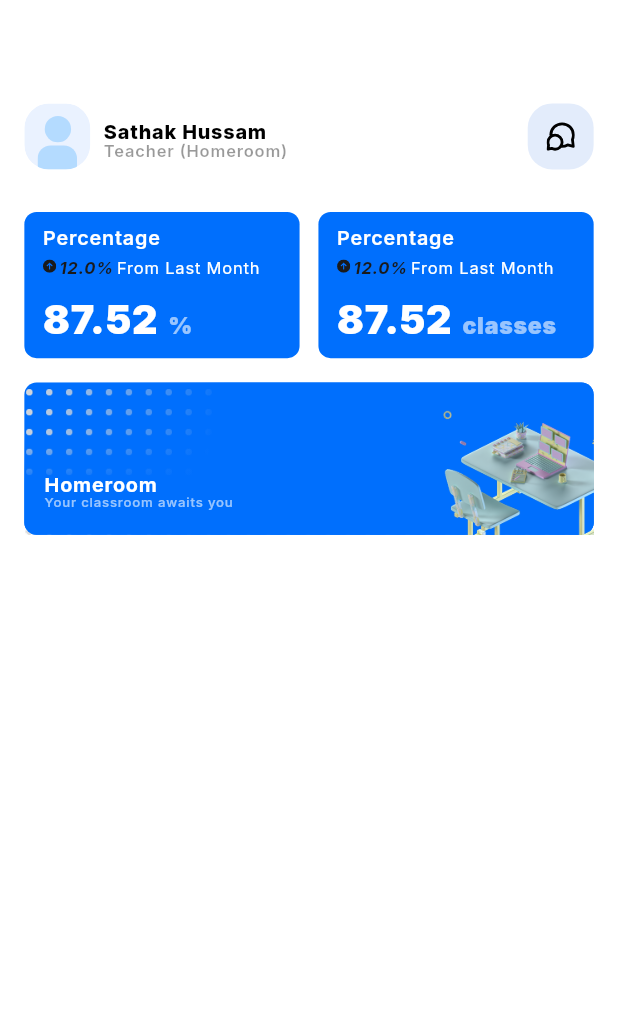
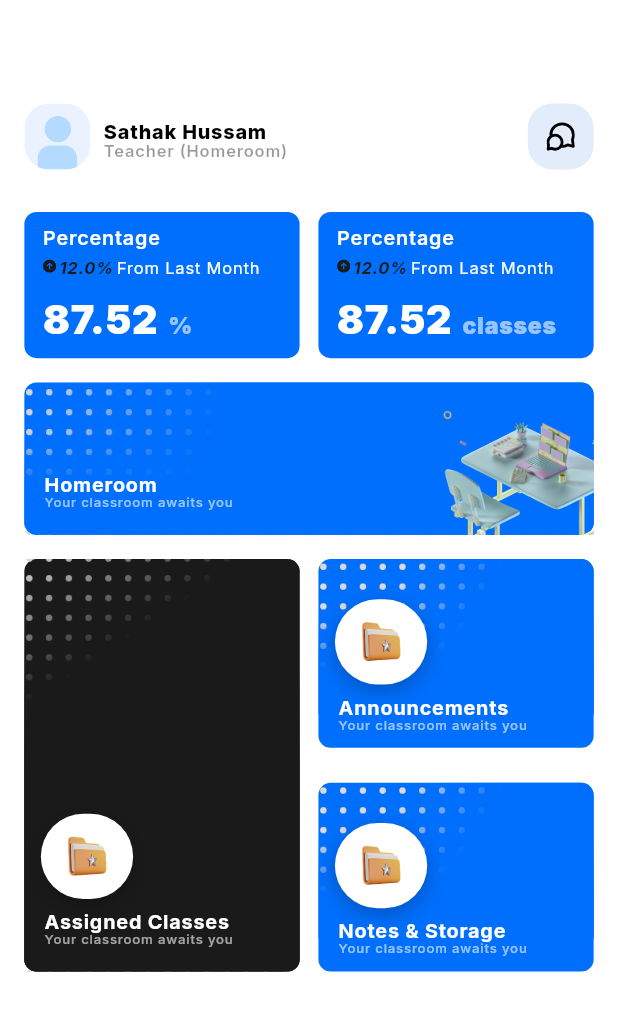
Before and after one commit to dh3eraj/thepilot, a Flutter app: the HomeScreen screen opened by its route, on a phone screen of 412 x 824 dp. Shown: the top 1011 px of the screen. Run offline on Flutter 3.47's test engine with Material 3 defaults, Android fonts, the phone set to English and light mode, and no system bars; our stand-ins replace flutter_screenutil, flutter_svg, go_router, google_fonts.

Commit message:
homescreen done

```diff
--- a/lib/core/constants/images.dart
+++ b/lib/core/constants/images.dart
@@ -1,6 +1,7 @@
 class Images {
   static const String _baseUrl = 'assets/images';
   static const String workspace = '$_baseUrl/workspace.png';
-    static const String dots = '$_baseUrl/dots.png';
-
+  static const String dots = '$_baseUrl/dots.png';
+  static const String dotsVertical = '$_baseUrl/dots-vertical.png';
+  static const String folder = '$_baseUrl/folder.png';
 }
--- a/lib/features/home/presentation/pages/home_screen.dart
+++ b/lib/features/home/presentation/pages/home_screen.dart
@@ -1,10 +1,11 @@
 import 'package:flutter/material.dart';
-import 'package:flutter/rendering.dart';
 import 'package:flutter_screenutil/flutter_screenutil.dart';
 import 'package:google_fonts/google_fonts.dart';
 import 'package:thepilot/core/constants/images.dart';
 import 'package:thepilot/core/constants/svgs.dart';
 import 'package:thepilot/core/widgets/custom_image.dart';
+import 'package:thepilot/features/home/presentation/widgets/announcement_card.dart';
+import 'package:thepilot/features/home/presentation/widgets/homeroom_card.dart';
 import 'package:thepilot/features/home/presentation/widgets/percentage_card.dart';
 
 class HomeScreen extends StatelessWidget {
@@ -111,71 +112,102 @@ class HomeScreen extends StatelessWidget {
                   ],
                 ),
                 16.verticalSpace,
+                HomeroomCard(),
+                16.verticalSpace,
+                IntrinsicHeight(
+                  child: Row(
+                    mainAxisAlignment: MainAxisAlignment.spaceBetween,
+                    crossAxisAlignment: CrossAxisAlignment.start,
+                    mainAxisSize: MainAxisSize.max,
+                    children: [
                       Container(
-                  width: 1.sw,
-                  height: 100.h,
-                  alignment: Alignment.bottomCenter,
+                        width: 167.w,
+                        height: 271.h,
                         decoration: BoxDecoration(
-                    color: Color(0xFF006FFD),
+                          color: Color(0xFF1A1A1A),
                           borderRadius: BorderRadius.circular(8).r,
                         ),
                         child: Stack(
                           children: [
                             CustomImage(
-                        Images.dots,
-                        width: 100.sw,
-                        fit: BoxFit.fitWidth,
+                              Images.dotsVertical,
+                              width: 167.w,
+                              height: 271.h,
+                              fit: BoxFit.cover,
                             ),
                             Container(
-                        width: 1.sw,
-                        height: 100.w,
+                              width: 167.w,
+                              height: 271.h,
                               decoration: BoxDecoration(
                                 borderRadius: BorderRadius.circular(8).r,
                                 gradient: LinearGradient(
                                   begin: FractionalOffset.topLeft,
                                   end: FractionalOffset.bottomRight,
                                   colors: [
-                              Color(0xFF006FFD).withValues(alpha: 0.0),
-                              Color(0xFF006FFD),
-                              Color(0xFF006FFD),
-                              Color(0xFF006FFD),
+                                    Color(0xFF1A1A1A).withValues(alpha: 0.0),
+                                    Color(0xFF1A1A1A),
+                                    Color(0xFF1A1A1A),
+                                    Color(0xFF1A1A1A),
+                                    Color(0xFF1A1A1A),
                                   ],
                                 ),
                               ),
                             ),
                             Container(
-                        width: 1.sw,
-                        height: 100.w,
+                              width: 167.w,
+                              height: 271.h,
                               decoration: BoxDecoration(
                                 borderRadius: BorderRadius.circular(8).r,
                                 gradient: LinearGradient(
                                   begin: FractionalOffset.topCenter,
                                   end: FractionalOffset.bottomCenter,
                                   colors: [
-                              Color(0xFF006FFD).withValues(alpha: 0.0),
-                              Color(0xFF006FFD).withValues(alpha: 0.0),
-                              Color(0xFF006FFD),
-                              Color(0xFF006FFD),
+                                    Color(0xFF1A1A1A).withValues(alpha: 0.0),
+                                    Color(0xFF1A1A1A).withValues(alpha: 0.0),
+                                    Color(0xFF1A1A1A),
+                                    Color(0xFF1A1A1A),
+                                    Color(0xFF1A1A1A),
                                   ],
                                 ),
                               ),
                             ),
-                      Align(
-                        alignment: Alignment.bottomCenter,
-                        child: Row(
-                          mainAxisAlignment: MainAxisAlignment.spaceBetween,
-                          crossAxisAlignment: CrossAxisAlignment.end,
+                            Column(
+                              mainAxisAlignment: MainAxisAlignment.end,
+                              crossAxisAlignment: CrossAxisAlignment.start,
                               mainAxisSize: MainAxisSize.max,
                               children: [
+                                Container(
+                                  margin: const EdgeInsets.only(left: 10.0).w,
+                                  width: 56.w,
+                                  height: 56.h,
+                                  decoration: BoxDecoration(
+                                    color: Color(0xFFFFFFFF),
+                                    borderRadius: BorderRadius.circular(100).r,
+                                    boxShadow: [
+                                      BoxShadow(
+                                        blurRadius: 10.2.r,
+                                        blurStyle: BlurStyle.normal,
+                                        color: Color(
+                                          0xFF000000,
+                                        ).withValues(alpha: 0.25),
+                                        offset: Offset(0, 4),
+                                        spreadRadius: 0,
+                                      ),
+                                    ],
+                                  ),
+                                  child: Center(
+                                    child: CustomImage(
+                                      Images.folder,
+                                      width: 32.w,
+                                      height: 32.h,
+                                    ),
+                                  ),
+                                ),
+                                8.verticalSpace,
                                 Padding(
                                   padding: const EdgeInsets.only(left: 12).w,
-                              child: Column(
-                                mainAxisAlignment: MainAxisAlignment.start,
-                                crossAxisAlignment: CrossAxisAlignment.start,
-                                mainAxisSize: MainAxisSize.min,
-                                children: [
-                                  Text(
-                                    'Homeroom',
+                                  child: Text(
+                                    'Assigned Classes',
                                     style: GoogleFonts.inter(
                                       color: Color(0xFFFFFFFF),
                                       fontSize: 12.sp,
@@ -184,7 +216,10 @@ class HomeScreen extends StatelessWidget {
                                       height: 1.sp,
                                     ),
                                   ),
-                                  Text(
+                                ),
+                                Padding(
+                                  padding: const EdgeInsets.only(left: 12).w,
+                                  child: Text(
                                     'Your classroom awaits you',
                                     style: GoogleFonts.inter(
                                       color: Color(
@@ -196,13 +231,21 @@ class HomeScreen extends StatelessWidget {
                                       height: 1.sp,
                                     ),
                                   ),
+                                ),
                                 16.verticalSpace,
                               ],
                             ),
-                            ),
-                            CustomImage(Images.workspace, width: 93.w),
                           ],
                         ),
+                      ),
+                      Column(
+                        mainAxisAlignment: MainAxisAlignment.spaceBetween,
+                        crossAxisAlignment: CrossAxisAlignment.start,
+                        mainAxisSize: MainAxisSize.max,
+                        children: [
+                          AnnouncementCard(title: 'Announcements'),
+                          AnnouncementCard(title: 'Notes & Storage'),
+                        ],
                       ),
                     ],
                   ),
--- /dev/null
+++ b/lib/features/home/presentation/widgets/announcement_card.dart
@@ -0,0 +1,123 @@
+import 'package:flutter/material.dart';
+import 'package:flutter_screenutil/flutter_screenutil.dart';
+import 'package:google_fonts/google_fonts.dart';
+import 'package:thepilot/core/constants/images.dart';
+import 'package:thepilot/core/widgets/custom_image.dart';
+
+class AnnouncementCard extends StatelessWidget {
+  final String title;
+  const AnnouncementCard({super.key, required this.title});
+
+  @override
+  Widget build(BuildContext context) {
+    return Container(
+      width: 167.w,
+      height: 124.h,
+      decoration: BoxDecoration(
+        color: Color(0xFF006FFD),
+        borderRadius: BorderRadius.circular(8).r,
+      ),
+      child: Stack(
+        children: [
+          CustomImage(
+            Images.dotsVertical,
+            width: 1.sw,
+            height: 100.h,
+            fit: BoxFit.cover,
+          ),
+          Container(
+            width: 1.sw,
+            height: 100.w,
+            decoration: BoxDecoration(
+              borderRadius: BorderRadius.circular(8).r,
+              gradient: LinearGradient(
+                begin: FractionalOffset.topLeft,
+                end: FractionalOffset.bottomRight,
+                colors: [
+                  Color(0xFF006FFD).withValues(alpha: 0.0),
+                  Color(0xFF006FFD).withValues(alpha: 0.0),
+                  Color(0xFF006FFD),
+                  Color(0xFF006FFD),
+                  Color(0xFF006FFD),
+                ],
+              ),
+            ),
+          ),
+          Container(
+            width: 1.sw,
+            height: 100.w,
+            decoration: BoxDecoration(
+              borderRadius: BorderRadius.circular(8).r,
+              gradient: LinearGradient(
+                begin: FractionalOffset.topCenter,
+                end: FractionalOffset.bottomCenter,
+                colors: [
+                  Color(0xFF006FFD).withValues(alpha: 0.0),
+                  Color(0xFF006FFD).withValues(alpha: 0.0),
+                  Color(0xFF006FFD),
+                  Color(0xFF006FFD),
+                ],
+              ),
+            ),
+          ),
+          Column(
+            mainAxisAlignment: MainAxisAlignment.end,
+            crossAxisAlignment: CrossAxisAlignment.start,
+            mainAxisSize: MainAxisSize.max,
+            children: [
+              Container(
+                margin: const EdgeInsets.only(left: 10.0).w,
+                width: 56.w,
+                height: 56.h,
+                decoration: BoxDecoration(
+                  color: Color(0xFFFFFFFF),
+                  borderRadius: BorderRadius.circular(100).r,
+                  boxShadow: [
+                    BoxShadow(
+                      blurRadius: 10.2.r,
+                      blurStyle: BlurStyle.normal,
+                      color: Color(0xFF000000).withValues(alpha: 0.25),
+                      offset: Offset(0, 4),
+                      spreadRadius: 0,
+                    ),
+                  ],
+                ),
+                child: Center(
+                  child: CustomImage(Images.folder, width: 32.w, height: 32.h),
+                ),
+              ),
+              8.verticalSpace,
+              Padding(
+                padding: const EdgeInsets.only(left: 12).w,
+                child: Text(
+                  title,
+                  style: GoogleFonts.inter(
+                    color: Color(0xFFFFFFFF),
+                    fontSize: 12.sp,
+                    fontWeight: FontWeight.w700,
+                    letterSpacing: 0.5.sp,
+                    height: 1.sp,
+                  ),
+                ),
+              ),
+              Padding(
+                padding: const EdgeInsets.only(left: 12).w,
+                child: Text(
+                  'Your classroom awaits you',
+                  style: GoogleFonts.inter(
+                    color: Color(0xFFFFFFFF).withValues(alpha: 0.6),
+                    fontSize: 8.sp,
+                    fontWeight: FontWeight.w500,
+                    letterSpacing: 0.5.sp,
+                    height: 1.sp,
+                  ),
+                ),
+              ),
+              10.verticalSpace,
+            ],
+          ),
+        ],
+      ),
+    );
+  }
+}
--- /dev/null
+++ b/lib/features/home/presentation/widgets/homeroom_card.dart
@@ -0,0 +1,108 @@
+import 'package:flutter/material.dart';
+import 'package:flutter_screenutil/flutter_screenutil.dart';
+import 'package:google_fonts/google_fonts.dart';
+import 'package:thepilot/core/constants/images.dart';
+import 'package:thepilot/core/widgets/custom_image.dart';
+
+class HomeroomCard extends StatelessWidget {
+  const HomeroomCard({super.key});
+
+  @override
+  Widget build(BuildContext context) {
+    return Container(
+      width: 1.sw,
+      height: 100.h,
+      alignment: Alignment.bottomCenter,
+      decoration: BoxDecoration(
+        color: Color(0xFF006FFD),
+        borderRadius: BorderRadius.circular(8).r,
+      ),
+      child: Stack(
+        children: [
+          CustomImage(
+            Images.dots,
+            width: 1.sw,
+            height: 100.h,
+            fit: BoxFit.cover,
+          ),
+          Container(
+            width: 1.sw,
+            height: 100.w,
+            decoration: BoxDecoration(
+              borderRadius: BorderRadius.circular(8).r,
+              gradient: LinearGradient(
+                begin: FractionalOffset.topLeft,
+                end: FractionalOffset.bottomRight,
+                colors: [
+                  Color(0xFF006FFD).withValues(alpha: 0.0),
+                  Color(0xFF006FFD),
+                  Color(0xFF006FFD),
+                  Color(0xFF006FFD),
+                ],
+              ),
+            ),
+          ),
+          Container(
+            width: 1.sw,
+            height: 100.w,
+            decoration: BoxDecoration(
+              borderRadius: BorderRadius.circular(8).r,
+              gradient: LinearGradient(
+                begin: FractionalOffset.topCenter,
+                end: FractionalOffset.bottomCenter,
+                colors: [
+                  Color(0xFF006FFD).withValues(alpha: 0.0),
+                  Color(0xFF006FFD).withValues(alpha: 0.0),
+                  Color(0xFF006FFD),
+                  Color(0xFF006FFD),
+                ],
+              ),
+            ),
+          ),
+          Align(
+            alignment: Alignment.bottomCenter,
+            child: Row(
+              mainAxisAlignment: MainAxisAlignment.spaceBetween,
+              crossAxisAlignment: CrossAxisAlignment.end,
+              mainAxisSize: MainAxisSize.max,
+              children: [
+                Padding(
+                  padding: const EdgeInsets.only(left: 12).w,
+                  child: Column(
+                    mainAxisAlignment: MainAxisAlignment.start,
+                    crossAxisAlignment: CrossAxisAlignment.start,
+                    mainAxisSize: MainAxisSize.min,
+                    children: [
+                      Text(
+                        'Homeroom',
+                        style: GoogleFonts.inter(
+                          color: Color(0xFFFFFFFF),
+                          fontSize: 12.sp,
+                          fontWeight: FontWeight.w700,
+                          letterSpacing: 0.5.sp,
+                          height: 1.sp,
+                        ),
+                      ),
+                      Text(
+                        'Your classroom awaits you',
+                        style: GoogleFonts.inter(
+                          color: Color(0xFFFFFFFF).withValues(alpha: 0.6),
+                          fontSize: 8.sp,
+                          fontWeight: FontWeight.w500,
+                          letterSpacing: 0.5.sp,
+                          height: 1.sp,
+                        ),
+                      ),
+                      16.verticalSpace,
+                    ],
+                  ),
+                ),
+                CustomImage(Images.workspace, width: 93.w),
+              ],
+            ),
+          ),
+        ],
+      ),
+    );
+  }
+}
```
Also changed, not shown: assets/images/dots-vertical.png (added), assets/images/folder.png (added). Lines whose indentation alone changed are shown as unchanged.
